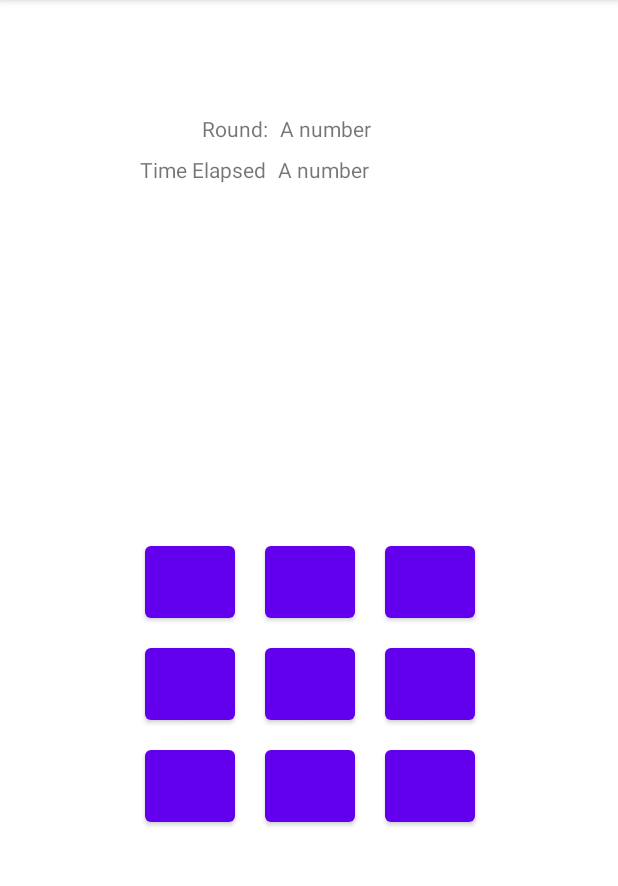
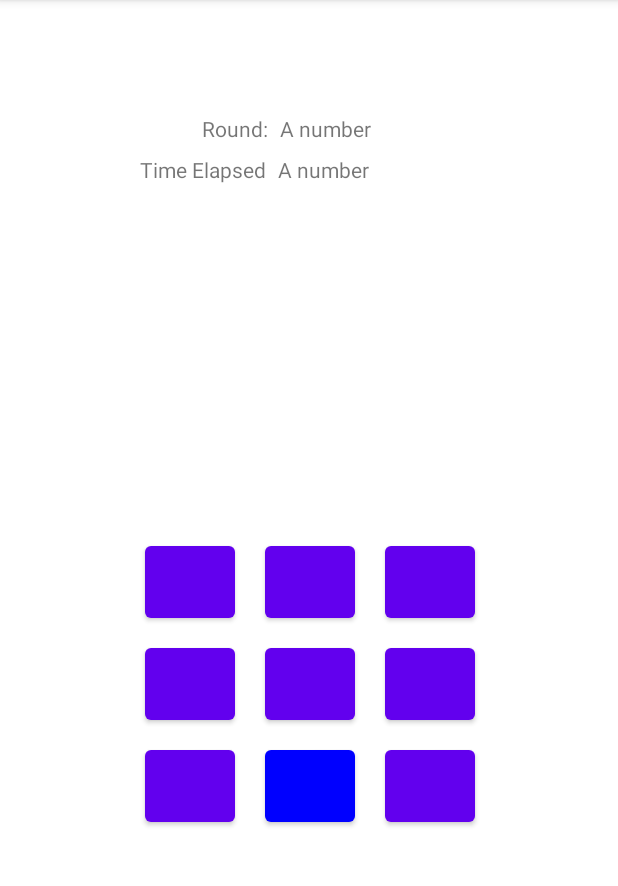
Before and after one commit to 308kyle/Corsi, an Android app: the GamePage screen opened directly, with no data from a screen before it, after a tap on an icon or button, on a phone screen of 412 x 824 dp, the part 84-970 px from its top. Run offline under Robolectric (Android 15) with nearby library versions, the phone set to English and light mode, and no system bars.

Commit message:
added some logic to the game

```diff
--- a/app/src/main/java/com/example/myapplication/GamePage.kt
+++ b/app/src/main/java/com/example/myapplication/GamePage.kt
@@ -1,24 +1,25 @@
 package com.example.myapplication
 
+import android.graphics.Color
 import android.os.Bundle
+import android.os.Handler
+import android.os.Looper
+import android.util.Log
+import android.view.View
 import android.widget.Button
 import android.widget.TextView
-import android.widget.Toast
 import androidx.appcompat.app.AppCompatActivity
-import org.w3c.dom.Text
+import java.util.*
 
-class GamePage: AppCompatActivity()  {
-    lateinit var one: Button
-    lateinit var two: Button
-    lateinit var three: Button
-    lateinit var four: Button
-    lateinit var five: Button
-    lateinit var six: Button
-    lateinit var seven: Button
-    lateinit var eight: Button
-    lateinit var nine: Button
+class GamePage: AppCompatActivity(), View.OnClickListener {
+
     lateinit var rounds: TextView
-    lateinit var time:TextView
+    lateinit var time: TextView
+    private val sequence: MutableList<Int> = ArrayList()
+    private lateinit var buttons: List<Button>
+    var running: Boolean = false
+
+    val mHandler: Handler = Handler(Looper.getMainLooper())
 
 
     override fun onCreate(savedInstanceState: Bundle?) {
@@ -28,18 +29,25 @@ class GamePage: AppCompatActivity()  {
         //init the round and time fields, should update them as the game goes, but idk
         //better figure out how to track time in kotlin
 
+        buttons = listOf(
+            findViewById(R.id.one),
+            findViewById(R.id.two),
+            findViewById(R.id.three),
+            findViewById(R.id.four),
+            findViewById(R.id.five),
+            findViewById(R.id.six),
+            findViewById(R.id.seven),
+            findViewById(R.id.eight),
+            findViewById(R.id.nine)
+        )
+        for (i in 0..8) {
+            buttons[i].setOnClickListener(this)
+            buttons[i].tag = i
+
+        }
+
         rounds = findViewById(R.id.rounds)
         time = findViewById(R.id.time)
-        //initializing the buttons
-        one = findViewById(R.id.one)
-        two = findViewById(R.id.two)
-        three = findViewById(R.id.three)
-        four = findViewById(R.id.four)
-        five = findViewById(R.id.five)
-        six = findViewById(R.id.six)
-        seven = findViewById(R.id.seven)
-        eight = findViewById(R.id.eight)
-        nine = findViewById(R.id.nine)
 
 //      all the on click listeners for the buttons are below (theres a lose function at the bottom)
 //      in case it isnt obvious these listeners refer to these buttons
@@ -52,40 +60,47 @@ class GamePage: AppCompatActivity()  {
 //              |     |
 //           7  |  8  |  9
 //              |     |
-        one.setOnClickListener{
 
     }
-        two.setOnClickListener{
 
-        }
-        three.setOnClickListener{
-
-        }
-        four.setOnClickListener{
-
-        }
-        five.setOnClickListener{
-
-        }
-        six.setOnClickListener{
-
-        }
-        seven.setOnClickListener{
-
-        }
-        eight.setOnClickListener{
-
-        }
-        nine.setOnClickListener{
-            lose()
+    override fun onClick(v: View?) {
+        playSequence()
+        //TODO
     }
 
+    private fun playSequence() {
+        if (!running) {
+            // locks the user out of clicking
+            running = true
+            mHandler.postDelayed({
+                running = false
+            }, (1000 * sequence.size + 1000).toLong())
 
+            sequence.add(randomButton())
 
+            for (i in 0 until sequence.size) {
+                mHandler.postDelayed({
+                    buttons[sequence[i]].setBackgroundColor(Color.YELLOW)
+                }, (1000 * i).toLong())
 
+                mHandler.postDelayed({
+                    buttons[sequence[i]].setBackgroundColor(Color.BLUE)
+                }, (1000 * i + 1000).toLong())
+            }
+        }
+    }
 
+    private fun randomButton() : Int {
+        val r = Random()
+        return r.nextInt(buttons.size)
     }
+
     fun lose(){
         //will jump to the loss screen, not really there yet but just call this and ill update this function later
     }
+
+    companion object {
+        private const val TAG = "Corsi-Tapping"
     }
+
+}
```
Lines whose indentation alone changed are shown as unchanged.
